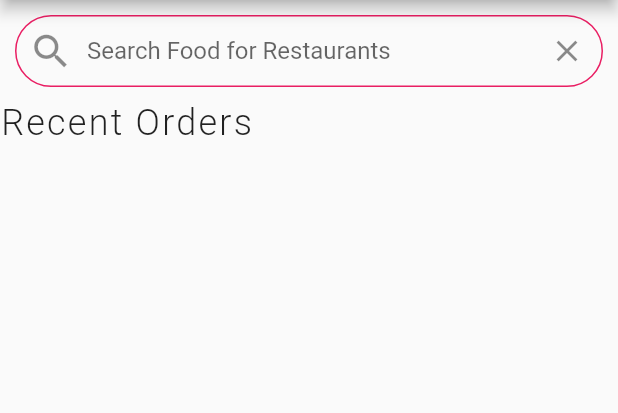
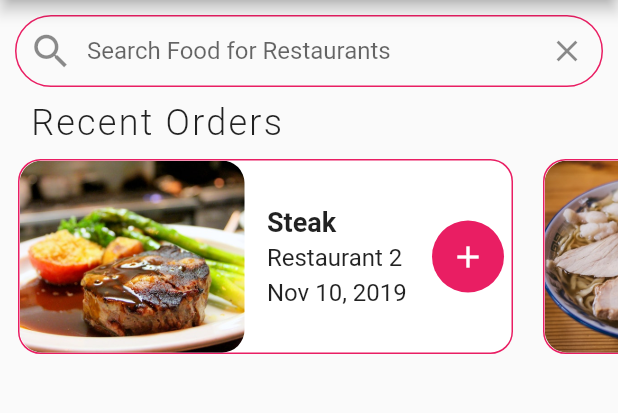
Before and after one commit to VasiiH/Food-Delivery-App---Flutter, a Flutter app: the screen it shows after launch, on a phone screen of 412 x 824 dp, the part 84-497 px from its top. Run offline on Flutter 3.47's test engine with Material 2 defaults, Android fonts, the phone set to English and light mode, and no system bars.

Commit message:
recent orders widget

```diff
--- a/lib/widgets/recent_orders.dart
+++ b/lib/widgets/recent_orders.dart
@@ -1,19 +1,126 @@
+import 'package:flutter/cupertino.dart';
 import 'package:flutter/material.dart';
+import 'package:flutter_food_delevery/data/data.dart';
+import 'package:flutter_food_delevery/models/order.dart';
 
 class RecentOrders extends StatelessWidget {
+  _buildRecentOrder(BuildContext context, Order order) {
+    return Container(
+      margin: EdgeInsets.all(10.0),
+      width: 330.0,
+      decoration: BoxDecoration(
+        color: Colors.white,
+        borderRadius: BorderRadius.circular(15.0),
+        border: Border.all(
+          width: 1.0,
+          color: Colors.pink,
+        ),
+      ),
+      child: Row(
+        mainAxisAlignment: MainAxisAlignment.spaceBetween,
+        children: [
+          Expanded(
+            child: Row(
+              children: [
+                ClipRRect(
+                  borderRadius: BorderRadius.circular(15.0),
+                  child: Image(
+                    height: 150.0,
+                    width: 150.0,
+                    fit: BoxFit.cover,
+                    image: AssetImage(order.food.imageUrl),
+                  ),
+                ),
+                Expanded(
+                  child: Container(
+                    margin: EdgeInsets.all(15.0),
+                    child: Column(
+                      mainAxisAlignment: MainAxisAlignment.center,
+                      crossAxisAlignment: CrossAxisAlignment.start,
+                      children: [
+                        Text(
+                          order.food.name ,
+                          style: TextStyle(
+                            fontWeight: FontWeight.bold,
+                            fontSize: 18.0,
+                          ),
+                          overflow: TextOverflow.ellipsis,
+                        ),
+                        SizedBox(height: 4.0,),
+
+                        Text(
+                          order.restaurant.name,
+                          style: TextStyle(
+                            fontSize: 16.0,
+                            fontWeight: FontWeight.w400,
+                          ),
+                          overflow: TextOverflow.ellipsis,
+                        ),
+                        SizedBox(height: 4.0,),
+                        Text(
+                          order.date,
+                          style: TextStyle(
+                            fontSize: 16.0,
+                            fontWeight: FontWeight.w400,
+                          ),
+                          overflow: TextOverflow.ellipsis,
+                        ),
+                      ],
+                    ),
+                  ),
+                ),
+              ],
+            ),
+          ),
+
+          Container(
+            margin: EdgeInsets.only(right: 5.0),
+            width: 48.0,
+            decoration: BoxDecoration(
+              color: Theme.of(context).primaryColor,
+              borderRadius: BorderRadius.circular(30.0)
+            ),
+            child: IconButton(
+              icon: Icon(Icons.add),
+              color: Colors.white,
+              onPressed: (){},
+            ),
+          ),
+        ],
+      ),
+    );
+  }
+
   @override
   Widget build(BuildContext context) {
     return Column(
       crossAxisAlignment: CrossAxisAlignment.start,
       children: [
-        Text(
-          'Recent Orders',
-          style: TextStyle(
-            fontSize: 24.0,
-            fontWeight: FontWeight.w300,
-            letterSpacing: 1.5,
+        Padding(
+          padding: EdgeInsets.symmetric(horizontal: 20.0),
+          child: Text(
+            'Recent Orders',
+            style: TextStyle(
+              fontSize: 24.0,
+              fontWeight: FontWeight.w300,
+              letterSpacing: 1.5,
+            ),
           ),
-        )
+        ),
+        Container(
+          height: 150.0,
+          //color: Colors.blueAccent,
+          child: ListView.builder(
+            padding: EdgeInsets.only(left: 2.0),
+            physics: BouncingScrollPhysics(),
+            scrollDirection: Axis.horizontal,
+            itemCount: currentUser.orders.length,
+            itemBuilder: (BuildContext context, int index) {
+              Order order = currentUser.orders[index];
+              return _buildRecentOrder(context, order);
+            },
+          ),
+        ),
       ],
     );
   }
```
